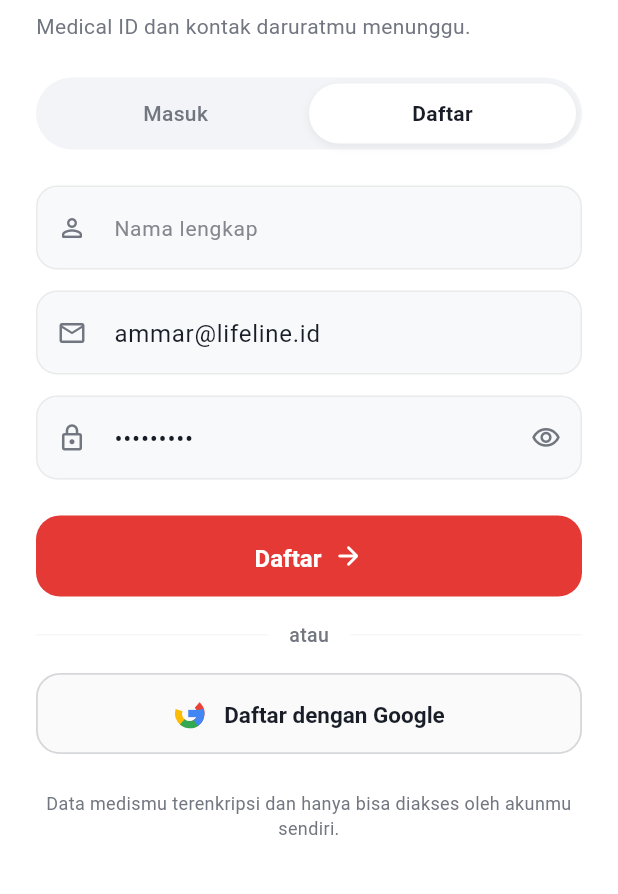
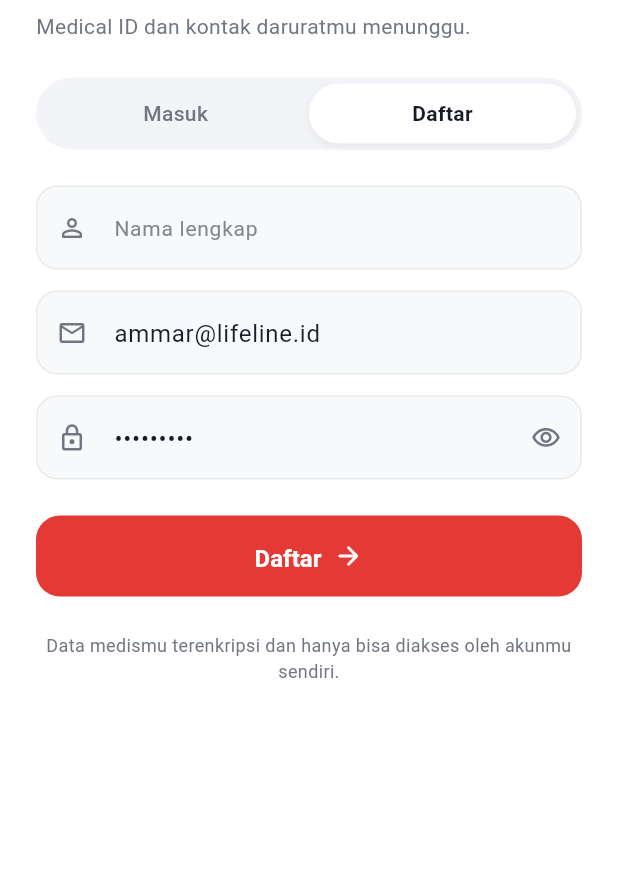
Before and after one commit to ardyandaammar-maker/vibe-coding---Lifeline, a Flutter app: the screen it shows after launch, after a tap on "Mulai sekarang", on a phone screen of 412 x 824 dp, the part 269-1163 px from its top. Run offline on Flutter 3.47's test engine with Material 3 defaults, Android fonts, the phone set to English and light mode, and no system bars; Roboto replaces fonts that are missing (Geist).

Commit message:
Revert Google sign in feature and restore original auth screen

```diff
--- a/lib/screens/auth_screen.dart
+++ b/lib/screens/auth_screen.dart
@@ -82,15 +82,13 @@ class _AuthScreenState extends State<AuthScreen> {
 
       ScaffoldMessenger.of(context).showSnackBar(
         const SnackBar(
-          content: Text('✅ Pendaftaran berhasil! Silakan klik Masuk dengan email & kata sandi Anda.'),
+          content: Text('✅ Pendaftaran berhasil! Silakan masuk dengan email & kata sandi Anda.'),
           backgroundColor: Color(0xFF079455),
         ),
       );
 
-      // Pre-fill email and password into sign-in mode
+      // Switch to Sign In mode
       setState(() {
-        _emailController.text = email;
-        _passwordController.text = password;
         _currentMode = AuthMode.signIn;
         _errorMessage = null;
       });
@@ -99,7 +97,7 @@ class _AuthScreenState extends State<AuthScreen> {
       final UserAccount? matchedAccount = UserStore().findAccount(email, password);
 
       if (matchedAccount != null) {
-        // Success -> Navigates to Data Pribadi (OnboardingScreen) if not yet completed
+        // Success
         widget.onAuthSuccess(matchedAccount.name);
       } else {
         // Failure
@@ -115,53 +113,6 @@ class _AuthScreenState extends State<AuthScreen> {
         );
       }
     }
-  }
-
-  void _handleGoogleSignIn() {
-    const googleEmail = 'ammar.google@gmail.com';
-    const googleName = 'Ammar (Google)';
-    const googlePassword = 'secret123';
-
-    if (!UserStore().isEmailRegistered(googleEmail)) {
-      UserStore().registerAccount(
-        UserAccount(
-          name: googleName,
-          email: googleEmail,
-          password: googlePassword,
-        ),
-      );
-    }
-
-    // Pre-fill email and password in sign in mode for Google user
-    setState(() {
-      _emailController.text = googleEmail;
-      _passwordController.text = googlePassword;
-      _currentMode = AuthMode.signIn;
-      _errorMessage = null;
-    });
-
-    ScaffoldMessenger.of(context).showSnackBar(
-      const SnackBar(
-        content: Text('✅ Akun Google terhubung! Silakan klik Masuk untuk melanjutkan ke Data Pribadi.'),
-        backgroundColor: Color(0xFF079455),
-      ),
-    );
-  }
-
-  Widget _buildGoogleLogo() {
-    return Image.network(
-      'https://upload.wikimedia.org/wikipedia/commons/thumb/c/c1/Google_%22G%22_logo.svg/768px-Google_%22G%22_logo.svg.png',
-      width: 22,
-      height: 22,
-      fit: BoxFit.contain,
-      errorBuilder: (context, error, stackTrace) => const SizedBox(
-        width: 22,
-        height: 22,
-        child: CustomPaint(
-          painter: _GoogleLogoPainter(),
-        ),
-      ),
-    );
   }
 
   @override
@@ -459,58 +410,6 @@ class _AuthScreenState extends State<AuthScreen> {
                     ],
                   ),
                 ),
-                const SizedBox(height: LifelineSpacing.lg16),
-
-                // Divider
-                Row(
-                  children: [
-                    Expanded(child: Divider(color: tokens.borderPrimary.withValues(alpha: 0.4))),
-                    Padding(
-                      padding: const EdgeInsets.symmetric(horizontal: 14),
-                      child: Text(
-                        'atau',
-                        style: TextStyle(
-                          fontSize: 13,
-                          color: tokens.textTertiary,
-                          fontWeight: FontWeight.w500,
-                        ),
-                      ),
-                    ),
-                    Expanded(child: Divider(color: tokens.borderPrimary.withValues(alpha: 0.4))),
-                  ],
-                ),
-                const SizedBox(height: LifelineSpacing.lg16),
-
-                // Google Sign In Button
-                OutlinedButton(
-                  onPressed: _handleGoogleSignIn,
-                  style: OutlinedButton.styleFrom(
-                    backgroundColor: tokens.bgSecondary,
-                    foregroundColor: tokens.textPrimary,
-                    minimumSize: const Size(double.infinity, 54),
-                    side: BorderSide(color: tokens.borderSecondary, width: 1.2),
-                    shape: RoundedRectangleBorder(
-                      borderRadius: BorderRadius.circular(LifelineRadius.xl2),
-                    ),
-                  ),
-                  child: Row(
-                    mainAxisAlignment: MainAxisAlignment.center,
-                    children: [
-                      _buildGoogleLogo(),
-                      const SizedBox(width: 12),
-                      Text(
-                        _currentMode == AuthMode.signIn
-                            ? 'Masuk dengan Google'
-                            : 'Daftar dengan Google',
-                        style: TextStyle(
-                          fontSize: 15,
-                          fontWeight: FontWeight.w600,
-                          color: tokens.textPrimary,
-                        ),
-                      ),
-                    ],
-                  ),
-                ),
                 const SizedBox(height: LifelineSpacing.xl3),
 
                 // Footer Note
@@ -533,52 +432,3 @@ class _AuthScreenState extends State<AuthScreen> {
     );
   }
 }
-
-class _GoogleLogoPainter extends CustomPainter {
-  const _GoogleLogoPainter();
-
-  @override
-  void paint(Canvas canvas, Size size) {
-    final double w = size.width;
-    final double h = size.height;
-    final double cx = w / 2;
-    final double cy = h / 2;
-    final double radius = w * 0.45;
-    final double strokeWidth = w * 0.22;
-
-    final rect = Rect.fromCircle(center: Offset(cx, cy), radius: radius - strokeWidth / 2);
-
-    final paint = Paint()
-      ..style = PaintingStyle.stroke
-      ..strokeWidth = strokeWidth
-      ..strokeCap = StrokeCap.butt;
-
-    // Red (Top)
-    paint.color = const Color(0xFFEA4335);
-    canvas.drawArc(rect, -0.85, 2.1, false, paint);
-
-    // Yellow (Bottom Left)
-    paint.color = const Color(0xFFFBBC05);
-    canvas.drawArc(rect, 2.2, 1.25, false, paint);
-
-    // Green (Bottom Right)
-    paint.color = const Color(0xFF34A853);
-    canvas.drawArc(rect, 0.9, 1.4, false, paint);
-
-    // Blue (Right & Bar)
-    paint.color = const Color(0xFF4285F4);
-    canvas.drawArc(rect, -0.35, 1.35, false, paint);
-
-    final barPaint = Paint()
-      ..color = const Color(0xFF4285F4)
-      ..style = PaintingStyle.fill;
-
-    canvas.drawRect(
-      Rect.fromLTWH(cx - 1, cy - strokeWidth / 2, radius, strokeWidth),
-      barPaint,
-    );
-  }
-
-  @override
-  bool shouldRepaint(covariant CustomPainter oldDelegate) => false;
-}
```
